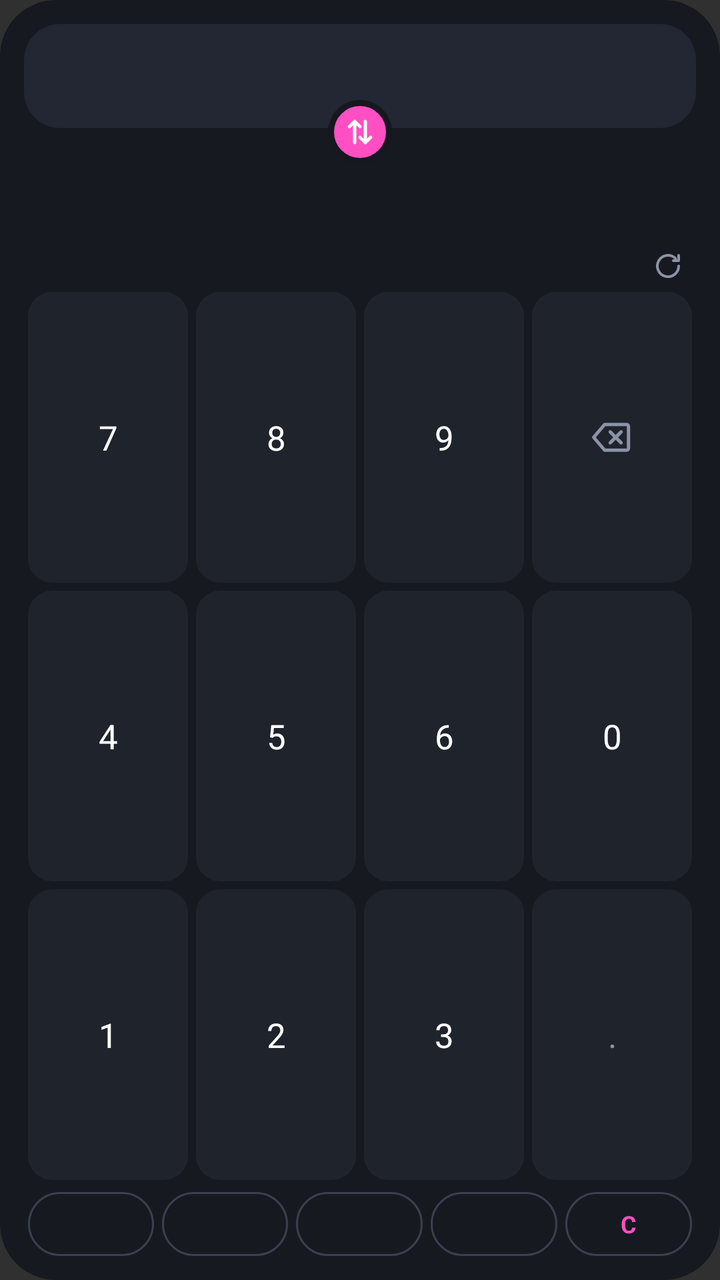
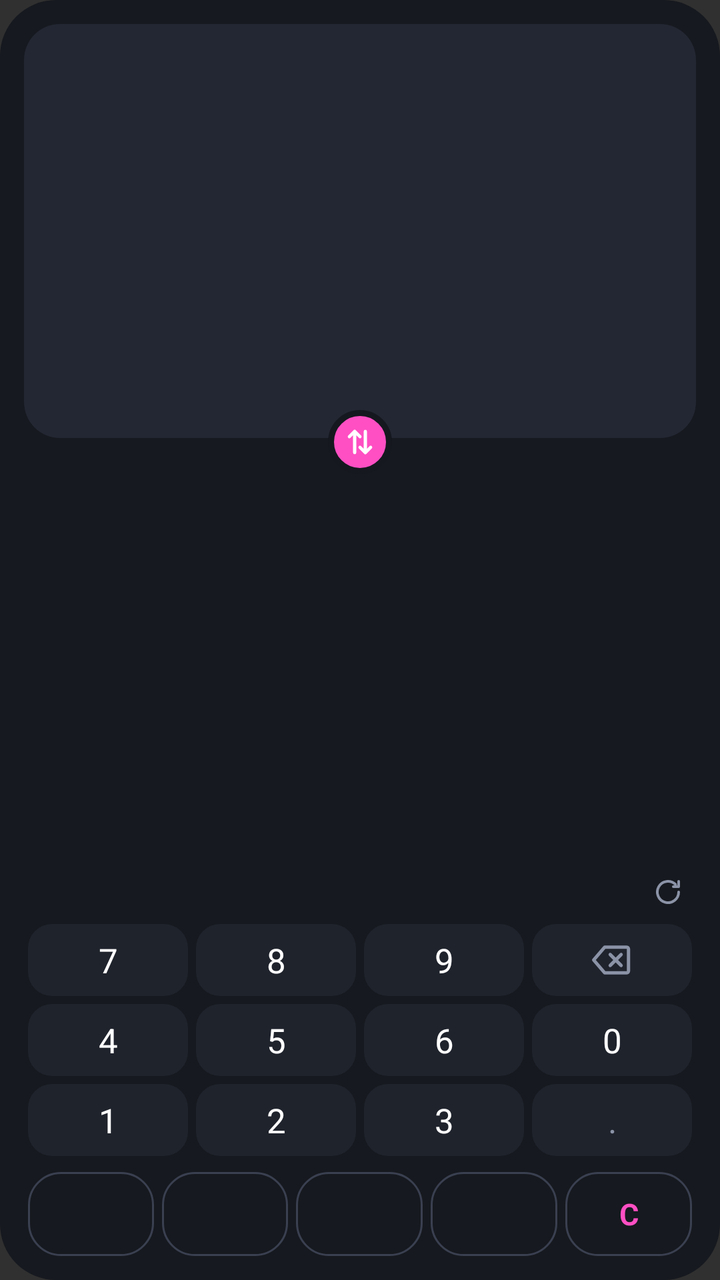

Before-and-after screenshots of an Android layout around one commit, followed by the original layout XML and the change that was made.
<!-- AndroidManifest.xml: application theme android:Theme.Material.NoActionBar -->
<!-- res/layout/fx_widget.xml -->
<?xml version="1.0" encoding="utf-8"?>
<LinearLayout xmlns:android="http://schemas.android.com/apk/res/android"
    android:layout_width="match_parent"
    android:layout_height="match_parent"
    android:background="@drawable/bg"
    android:orientation="vertical"
    android:padding="12dp">

    
    <FrameLayout
        android:layout_width="match_parent"
        android:layout_height="wrap_content">

        <LinearLayout
            android:layout_width="match_parent"
            android:layout_height="wrap_content"
            android:orientation="vertical">

            <LinearLayout android:id="@+id/from_row" style="@style/FxRow"
                android:background="@drawable/row_active">
                <TextView android:id="@+id/from_flag" style="@style/FxFlag" />
                <TextView android:id="@+id/from_btn" style="@style/FxCode" />
                <TextView android:id="@+id/amount" style="@style/FxAmount"
                    android:textColor="#FFFFFF" />
            </LinearLayout>

            <LinearLayout android:id="@+id/to_row" style="@style/FxRow"
                android:layout_marginTop="4dp"
                android:background="@drawable/row_plain">
                <TextView android:id="@+id/to_flag" style="@style/FxFlag" />
                <TextView android:id="@+id/to_btn" style="@style/FxCode" />
                <TextView android:id="@+id/result" style="@style/FxAmount"
                    android:textColor="#FF4FC3" />
            </LinearLayout>
        </LinearLayout>

        <ImageView
            android:id="@+id/swap_btn"
            android:layout_width="32dp"
            android:layout_height="32dp"
            android:layout_gravity="center"
            android:background="@drawable/swap_circle"
            android:contentDescription="swap"
            android:scaleType="center"
            android:src="@drawable/ic_swap" />
    </FrameLayout>

    <LinearLayout
        android:layout_width="match_parent"
        android:layout_height="22dp"
        android:layout_marginTop="2dp"
        android:gravity="center_vertical"
        android:orientation="horizontal"
        android:paddingStart="4dp">
        <TextView android:id="@+id/status" android:layout_width="0dp" android:layout_height="wrap_content"
            android:layout_weight="1" android:singleLine="true" android:ellipsize="end"
            android:textColor="#8B93A7" android:textSize="11sp" />
        <ImageView android:id="@+id/refresh_btn" android:layout_width="28dp" android:layout_height="match_parent"
            android:contentDescription="refresh" android:scaleType="center" android:src="@drawable/ic_refresh" />
    </LinearLayout>

    <LinearLayout style="@style/FxKeyRow">
        <TextView android:id="@+id/k7" style="@style/FxKey" android:text="7" />
        <TextView android:id="@+id/k8" style="@style/FxKey" android:text="8" />
        <TextView android:id="@+id/k9" style="@style/FxKey" android:text="9" />
        <ImageView android:id="@+id/kback" style="@style/FxKey" android:scaleType="center"
            android:contentDescription="backspace" android:src="@drawable/ic_backspace" />
    </LinearLayout>
    <LinearLayout style="@style/FxKeyRow">
        <TextView android:id="@+id/k4" style="@style/FxKey" android:text="4" />
        <TextView android:id="@+id/k5" style="@style/FxKey" android:text="5" />
        <TextView android:id="@+id/k6" style="@style/FxKey" android:text="6" />
        <TextView android:id="@+id/k0" style="@style/FxKey" android:text="0" />
    </LinearLayout>
    <LinearLayout style="@style/FxKeyRow">
        <TextView android:id="@+id/k1" style="@style/FxKey" android:text="1" />
        <TextView android:id="@+id/k2" style="@style/FxKey" android:text="2" />
        <TextView android:id="@+id/k3" style="@style/FxKey" android:text="3" />
        <TextView android:id="@+id/kdot" style="@style/FxKey" android:text="." android:textColor="#8B93A7" />
    </LinearLayout>

    
    <LinearLayout
        android:layout_width="match_parent"
        android:layout_height="32dp"
        android:layout_marginTop="4dp"
        android:orientation="horizontal">
        <TextView android:id="@+id/q0" style="@style/FxQuick" />
        <TextView android:id="@+id/q1" style="@style/FxQuick" />
        <TextView android:id="@+id/q2" style="@style/FxQuick" />
        <TextView android:id="@+id/q3" style="@style/FxQuick" />
        <TextView android:id="@+id/kclr" style="@style/FxQuick" android:text="C" android:textColor="#FF4FC3" />
    </LinearLayout>
</LinearLayout>
<!-- resources referenced by this layout -->
<resources>
  <!-- drawable bg (drawable) -->
  <?xml version="1.0" encoding="utf-8"?>
  <shape xmlns:android="http://schemas.android.com/apk/res/android">
      <solid android:color="#F515181F" />
      <corners android:radius="28dp" />
  </shape>
  <!-- drawable row_active (drawable) -->
  <?xml version="1.0" encoding="utf-8"?>
  <shape xmlns:android="http://schemas.android.com/apk/res/android">
      <solid android:color="#232733" />
      <corners android:radius="18dp" />
  </shape>
  <!-- drawable row_plain (drawable) -->
  <?xml version="1.0" encoding="utf-8"?>
  <shape xmlns:android="http://schemas.android.com/apk/res/android">
      <solid android:color="#00000000" />
      <corners android:radius="18dp" />
  </shape>
  <!-- drawable swap_circle (drawable) -->
  <?xml version="1.0" encoding="utf-8"?>
  <shape xmlns:android="http://schemas.android.com/apk/res/android" android:shape="oval">
      <solid android:color="#FF4FC3" />
      <stroke android:width="3dp" android:color="#15181F" />
  </shape>
  <style name="FxAmount">
          <item name="android:layout_width">0dp</item>
          <item name="android:layout_height">match_parent</item>
          <item name="android:layout_weight">1</item>
          <item name="android:layout_marginStart">8dp</item>
          <item name="android:gravity">end|center_vertical</item>
          <item name="android:maxLines">1</item>
          <item name="android:textStyle">bold</item>
          <item name="android:textSize">28sp</item>
          <item name="android:autoSizeTextType">uniform</item>
          <item name="android:autoSizeMinTextSize">16sp</item>
          <item name="android:autoSizeMaxTextSize">28sp</item>
      </style>
  <style name="FxCode">
          <item name="android:layout_width">wrap_content</item>
          <item name="android:layout_height">match_parent</item>
          <item name="android:layout_marginStart">8dp</item>
          <item name="android:gravity">center_vertical</item>
          <item name="android:textColor">#8B93A7</item>
          <item name="android:textSize">13sp</item>
          <item name="android:textStyle">bold</item>
      </style>
  <style name="FxFlag">
          <item name="android:layout_width">wrap_content</item>
          <item name="android:layout_height">wrap_content</item>
          <item name="android:textSize">24sp</item>
      </style>
  <style name="FxKeyRow">
          <item name="android:layout_width">match_parent</item>
          <item name="android:layout_height">0dp</item>
          <item name="android:layout_weight">1</item>
          <item name="android:orientation">horizontal</item>
      </style>
  <style name="FxQuick">
          <item name="android:layout_width">0dp</item>
          <item name="android:layout_height">match_parent</item>
          <item name="android:layout_weight">1</item>
          <item name="android:layout_marginStart">2dp</item>
          <item name="android:layout_marginEnd">2dp</item>
          <item name="android:gravity">center</item>
          <item name="android:background">@drawable/chip</item>
          <item name="android:maxLines">1</item>
          <item name="android:textColor">#FFFFFF</item>
          <item name="android:textSize">12sp</item>
          <item name="android:textStyle">bold</item>
      </style>
  <style name="FxRow">
          <item name="android:layout_width">match_parent</item>
          <item name="android:layout_height">52dp</item>
          <item name="android:gravity">center_vertical</item>
          <item name="android:orientation">horizontal</item>
          <item name="android:paddingStart">12dp</item>
          <item name="android:paddingEnd">14dp</item>
      </style>
  <!-- drawable key (drawable) -->
  <?xml version="1.0" encoding="utf-8"?>
  <shape xmlns:android="http://schemas.android.com/apk/res/android">
      <solid android:color="#1F232C" />
      <corners android:radius="12dp" />
  </shape>
  <!-- unchanged entries left out for length: 5 -->
</resources>

<!-- the commit's change to res/layout/fx_widget.xml (unified diff, before → after) -->
@@ -9,11 +9,12 @@
     
     <FrameLayout
         android:layout_width="match_parent"
-        android:layout_height="wrap_content">
+        android:layout_height="0dp"
+        android:layout_weight="1">
 
         <LinearLayout
             android:layout_width="match_parent"
-            android:layout_height="wrap_content"
+            android:layout_height="match_parent"
             android:orientation="vertical">
 
             <LinearLayout android:id="@+id/from_row" style="@style/FxRow"
@@ -47,14 +48,14 @@
 
     <LinearLayout
         android:layout_width="match_parent"
-        android:layout_height="22dp"
+        android:layout_height="28dp"
         android:layout_marginTop="2dp"
         android:gravity="center_vertical"
         android:orientation="horizontal"
         android:paddingStart="4dp">
         <TextView android:id="@+id/status" android:layout_width="0dp" android:layout_height="wrap_content"
             android:layout_weight="1" android:singleLine="true" android:ellipsize="end"
-            android:textColor="#8B93A7" android:textSize="11sp" />
+            android:textColor="#AEB5C6" android:textSize="13sp" />
         <ImageView android:id="@+id/refresh_btn" android:layout_width="28dp" android:layout_height="match_parent"
             android:contentDescription="refresh" android:scaleType="center" android:src="@drawable/ic_refresh" />
     </LinearLayout>
@@ -82,8 +83,8 @@
     
     <LinearLayout
         android:layout_width="match_parent"
-        android:layout_height="32dp"
-        android:layout_marginTop="4dp"
+        android:layout_height="42dp"
+        android:layout_marginTop="6dp"
         android:orientation="horizontal">
         <TextView android:id="@+id/q0" style="@style/FxQuick" />
         <TextView android:id="@+id/q1" style="@style/FxQuick" />
<!-- resource entries referenced after the edit -->
@@ -35,26 +35,25 @@
           <item name="android:textSize">28sp</item>
           <item name="android:autoSizeTextType">uniform</item>
           <item name="android:autoSizeMinTextSize">16sp</item>
-          <item name="android:autoSizeMaxTextSize">28sp</item>
+          <item name="android:autoSizeMaxTextSize">36sp</item>
       </style>
   <style name="FxCode">
           <item name="android:layout_width">wrap_content</item>
           <item name="android:layout_height">match_parent</item>
           <item name="android:layout_marginStart">8dp</item>
           <item name="android:gravity">center_vertical</item>
-          <item name="android:textColor">#8B93A7</item>
-          <item name="android:textSize">13sp</item>
+          <item name="android:textColor">#C4CAD8</item>
+          <item name="android:textSize">16sp</item>
           <item name="android:textStyle">bold</item>
       </style>
   <style name="FxFlag">
           <item name="android:layout_width">wrap_content</item>
           <item name="android:layout_height">wrap_content</item>
-          <item name="android:textSize">24sp</item>
+          <item name="android:textSize">26sp</item>
       </style>
   <style name="FxKeyRow">
           <item name="android:layout_width">match_parent</item>
-          <item name="android:layout_height">0dp</item>
-          <item name="android:layout_weight">1</item>
+          <item name="android:layout_height">40dp</item>
           <item name="android:orientation">horizontal</item>
       </style>
   <style name="FxQuick">
@@ -67,12 +66,14 @@
           <item name="android:background">@drawable/chip</item>
           <item name="android:maxLines">1</item>
           <item name="android:textColor">#FFFFFF</item>
-          <item name="android:textSize">12sp</item>
+          <item name="android:textSize">15sp</item>
           <item name="android:textStyle">bold</item>
       </style>
   <style name="FxRow">
           <item name="android:layout_width">match_parent</item>
-          <item name="android:layout_height">52dp</item>
+          <item name="android:layout_height">0dp</item>
+          <item name="android:layout_weight">1</item>
+          <item name="android:minHeight">52dp</item>
           <item name="android:gravity">center_vertical</item>
           <item name="android:orientation">horizontal</item>
           <item name="android:paddingStart">12dp</item>
